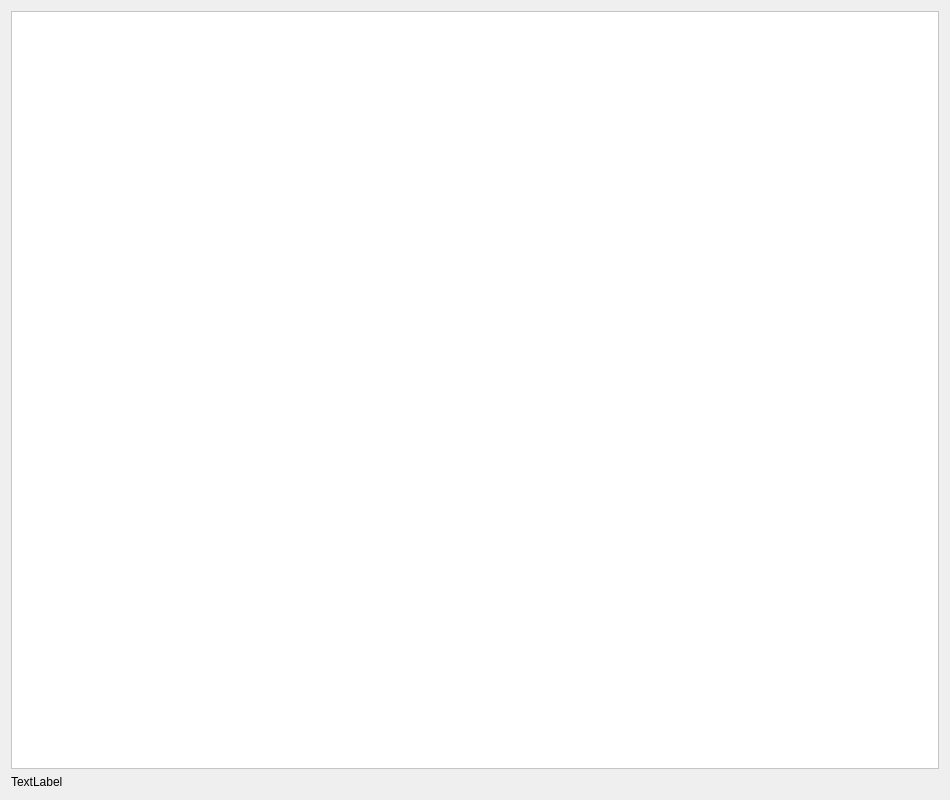
Old version of the form gui/uifiles/testQchart.ui in the repository mengze21/Development-of-an-EMC-test-software.
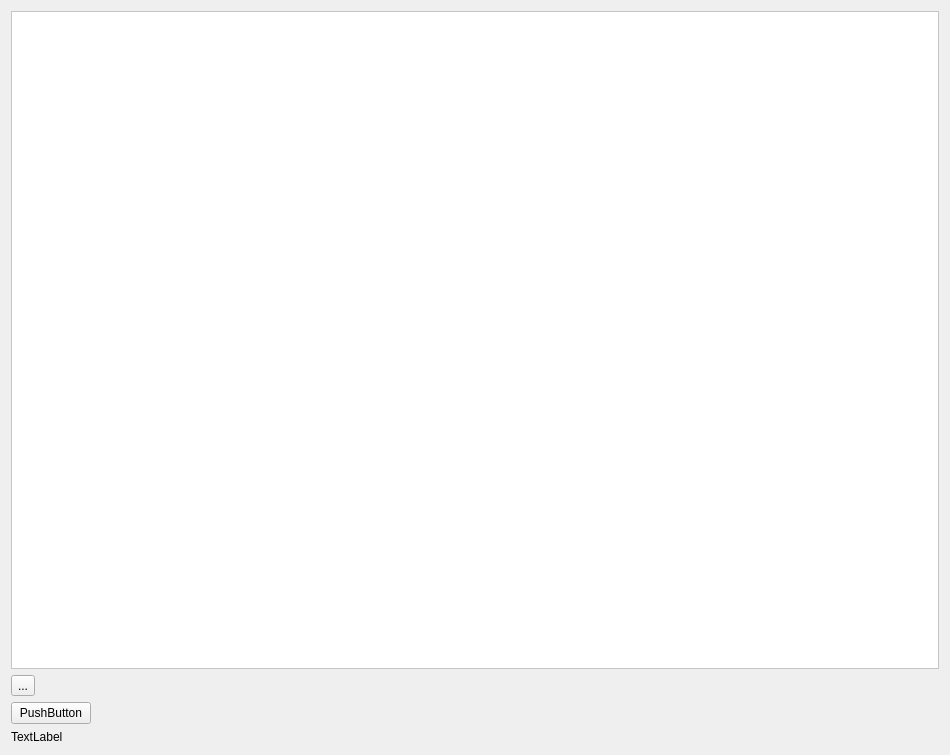
New version of the form.

Commit message: adding data to graphic adding color change button GUI improved

```diff
--- a/gui/uifiles/testQchart.ui
+++ b/gui/uifiles/testQchart.ui
@@ -7,7 +7,7 @@
     <x>0</x>
     <y>0</y>
     <width>950</width>
-    <height>800</height>
+    <height>755</height>
    </rect>
   </property>
   <property name="windowTitle">
@@ -37,6 +37,26 @@
      <layout class="QHBoxLayout" name="horizontalLayout"/>
     </widget>
    </item>
+   <item>
+    <widget class="QToolButton" name="toolButton">
+     <property name="text">
+      <string>...</string>
+     </property>
+    </widget>
+   </item>
+   <item>
+    <widget class="QPushButton" name="pushButton">
+     <property name="sizePolicy">
+      <sizepolicy hsizetype="Fixed" vsizetype="Fixed">
+       <horstretch>0</horstretch>
+       <verstretch>0</verstretch>
+      </sizepolicy>
+     </property>
+     <property name="text">
+      <string>PushButton</string>
+     </property>
+    </widget>
+   </item>
    <item>
     <widget class="QLabel" name="MousPositionLabel">
      <property name="text">
```
The commit also changes 3 other files.
